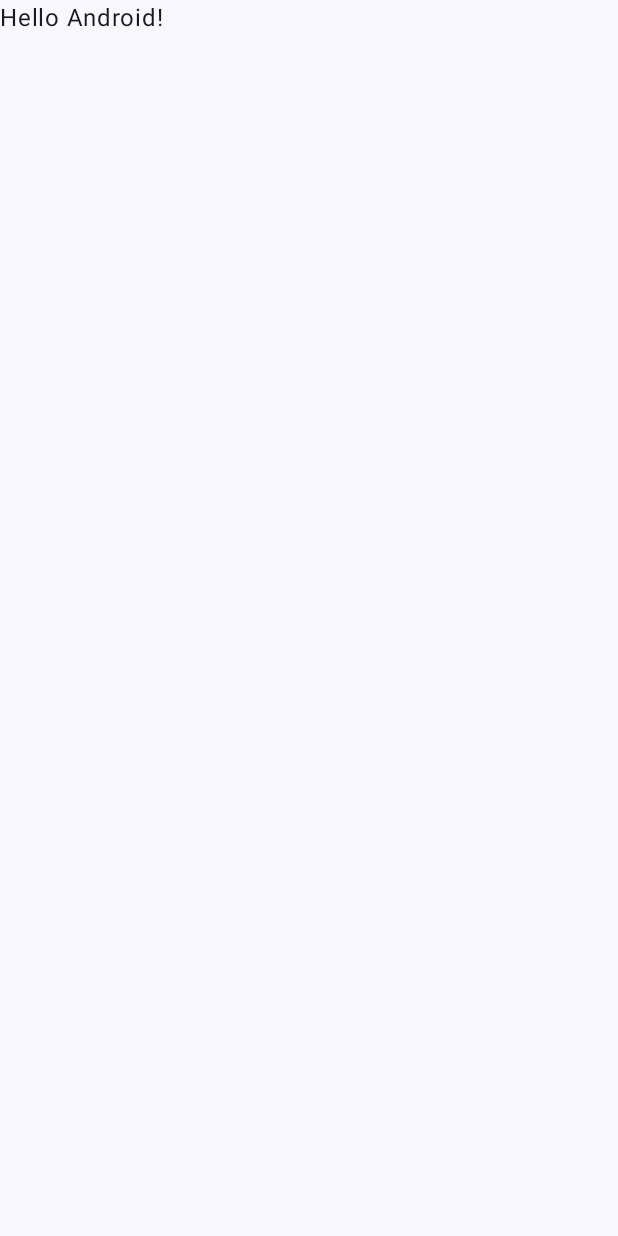
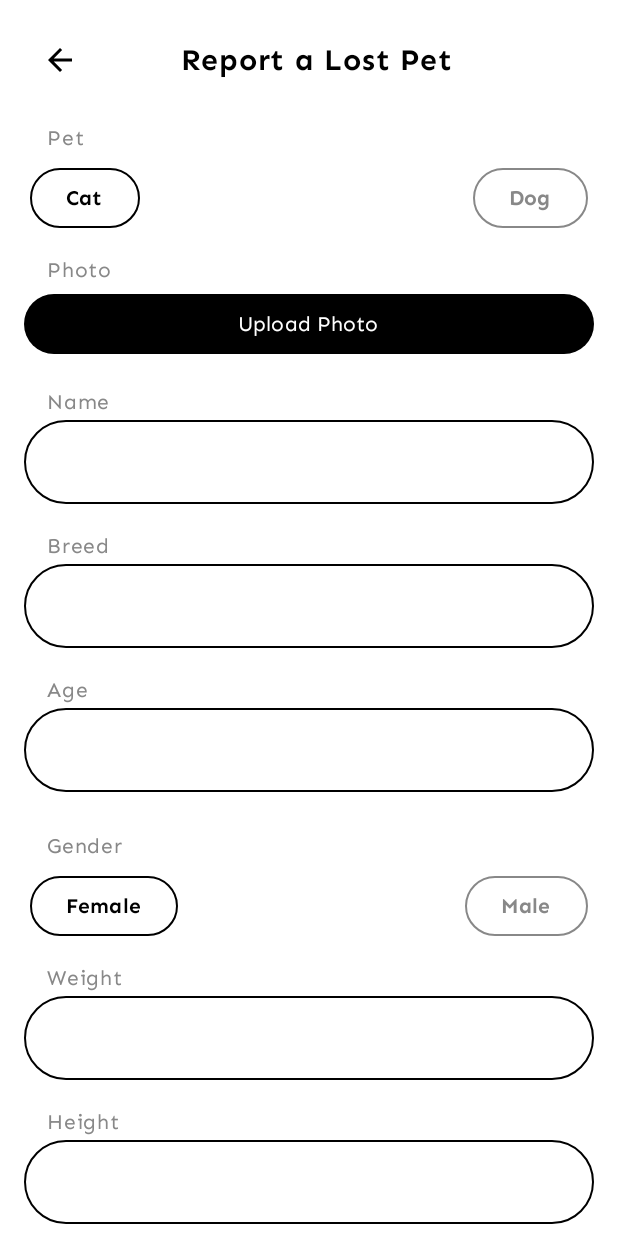
Before and after one commit to HenryStp/PetkuMobile, an Android app built with Jetpack Compose: the screen it shows after launch (MainActivity), on a phone screen of 412 x 824 dp. Before the commit the screen is almost empty. Run offline under Robolectric (Android 15) with nearby library versions, the phone set to English and light mode, and no system bars.

Commit message:
form lost pet

```diff
--- a/app/build.gradle.kts
+++ b/app/build.gradle.kts
@@ -55,6 +55,8 @@ dependencies {
     implementation("androidx.compose.ui:ui-tooling-preview:1.5.0")
     implementation("androidx.compose.runtime:runtime-livedata:1.5.0")
     implementation("androidx.compose.foundation:foundation:1.5.0")
+    implementation ("androidx.navigation:navigation-compose:2.7.3")
+    implementation ("com.google.android.gms:play-services-maps:18.1.0")
     testImplementation(libs.junit)
     androidTestImplementation(libs.androidx.junit)
     androidTestImplementation(libs.androidx.espresso.core)
--- a/app/src/main/AndroidManifest.xml
+++ b/app/src/main/AndroidManifest.xml
@@ -16,10 +16,10 @@
             android:name=".MainActivity"
             android:exported="true"
             android:label="@string/app_name"
-            android:theme="@style/Theme.PetkuMobile">
+            android:theme="@style/Theme.PetkuMobile"
+            android:windowSoftInputMode="adjustResize"> <!-- Tambahkan atribut ini -->
             <intent-filter>
                 <action android:name="android.intent.action.MAIN" />
-
                 <category android:name="android.intent.category.LAUNCHER" />
             </intent-filter>
         </activity>
--- a/app/src/main/java/usu/adpl/petkumobile/MainActivity.kt
+++ b/app/src/main/java/usu/adpl/petkumobile/MainActivity.kt
@@ -7,10 +7,7 @@ import androidx.activity.enableEdgeToEdge
 import androidx.compose.foundation.layout.fillMaxSize
 import androidx.compose.foundation.layout.padding
 import androidx.compose.material3.Scaffold
-import androidx.compose.material3.Text
-import androidx.compose.runtime.Composable
 import androidx.compose.ui.Modifier
-import androidx.compose.ui.tooling.preview.Preview
 import usu.adpl.petkumobile.ui.theme.PetkuMobileTheme
 
 class MainActivity : ComponentActivity() {
@@ -20,8 +17,7 @@ class MainActivity : ComponentActivity() {
         setContent {
             PetkuMobileTheme {
                 Scaffold(modifier = Modifier.fillMaxSize()) { innerPadding ->
-                    Greeting(
-                        name = "Android",
+                    FormLostPet(
                         modifier = Modifier.padding(innerPadding)
                     )
                 }
@@ -29,19 +25,3 @@ class MainActivity : ComponentActivity() {
         }
     }
 }
-
-@Composable
-fun Greeting(name: String, modifier: Modifier = Modifier) {
-    Text(
-        text = "Hello $name!",
-        modifier = modifier
-    )
-}
-
-@Preview(showBackground = true)
-@Composable
-fun GreetingPreview() {
-    PetkuMobileTheme {
-        Greeting("Android")
-    }
-}
--- a/app/src/main/java/usu/adpl/petkumobile/formlostpet.kt
+++ b/app/src/main/java/usu/adpl/petkumobile/formlostpet.kt
@@ -12,23 +12,29 @@ import androidx.compose.runtime.mutableStateOf
 import androidx.compose.ui.Alignment
 import androidx.compose.ui.Modifier
 import androidx.compose.ui.graphics.Color
-import androidx.compose.foundation.border
 import androidx.compose.ui.text.font.FontWeight
 import androidx.compose.ui.text.input.TextFieldValue
 import androidx.compose.ui.unit.dp
 import androidx.compose.ui.unit.sp
 import androidx.compose.ui.tooling.preview.Preview
 import androidx.compose.ui.res.painterResource
+import androidx.compose.foundation.rememberScrollState
+import androidx.compose.foundation.verticalScroll
+import androidx.compose.runtime.remember
+
 
 
 
 @OptIn(ExperimentalMaterial3Api::class)
 @Composable
-fun FormLostPet() {
+fun FormLostPet(modifier: Modifier = Modifier) {
+    val scrollState = rememberScrollState() // Mengingat status scroll
     Column(
         modifier = Modifier
             .fillMaxSize()
             .background(Color.White)
+            .verticalScroll(scrollState) // Menambahkan kemampuan scroll
+            .imePadding() // Menambahkan padding untuk menghindari keyboard
             .padding(16.dp)
     ) {
         // Row untuk tombol back dan teks "Report a Lost Pet" di tengah atas
@@ -47,6 +53,7 @@ fun FormLostPet() {
             Text(
                 text = "Report a Lost Pet",
                 fontSize = 20.sp,
+                fontFamily = customFontFamily,
                 fontWeight = FontWeight.Bold,
                 color = Color.Black,
                 modifier = Modifier.align(Alignment.CenterVertically)
@@ -56,15 +63,29 @@ fun FormLostPet() {
 
         Spacer(modifier = Modifier.height(16.dp))
 
-        Text(text = "Pet", fontSize = 14.sp, color = Color.Gray, modifier = Modifier.padding(start = 15.dp))
+        Text(text = "Pet", fontSize = 14.sp,
+            fontFamily = customFontFamily,
+            fontWeight = FontWeight.Normal,
+            color = Color.Gray,
+            modifier = Modifier.padding(start = 15.dp))
         // Pet type (Cat/Dog)
+        val selectedPetType = remember { mutableStateOf("Cat") }
         Row(
             horizontalArrangement = Arrangement.SpaceBetween,
             modifier = Modifier.fillMaxWidth()
         ) {
-            ChoiceButton("Cat")
-            ChoiceButton("Dog")
+            ChoiceButton(
+                text = "Cat",
+                isSelected = selectedPetType.value == "Cat",
+                onClick = { selectedPetType.value = "Cat" }
+            )
+            ChoiceButton(
+                text = "Dog",
+                isSelected = selectedPetType.value == "Dog",
+                onClick = { selectedPetType.value = "Dog" }
+            )
         }
+
 
         // Input fields for pet details
         InputField(label = "Photo", isButton = true, modifier = Modifier.fillMaxWidth())
@@ -72,14 +93,31 @@ fun FormLostPet() {
         InputField(label = "Breed", modifier = Modifier.fillMaxWidth())
         InputField(label = "Age", modifier = Modifier.fillMaxWidth())
 
-        Text(text = "Gender", fontSize = 14.sp, color = Color.Gray, modifier = Modifier.padding(start = 15.dp))
+        Spacer(modifier = Modifier.height(16.dp))
+
+        Text(text = "Gender", fontSize = 14.sp,
+            fontFamily = customFontFamily,
+            fontWeight = FontWeight.Normal,
+            color = Color.Gray,
+            modifier = Modifier.padding(start = 15.dp))
+
+        val selectedGender = remember { mutableStateOf("Female") }
         Row(
             horizontalArrangement = Arrangement.SpaceBetween,
             modifier = Modifier.fillMaxWidth()
         ) {
-            ChoiceButton("Female")
-            ChoiceButton("Male")
+            ChoiceButton(
+                text = "Female",
+                isSelected = selectedGender.value == "Female",
+                onClick = { selectedGender.value = "Female" }
+            )
+            ChoiceButton(
+                text = "Male",
+                isSelected = selectedGender.value == "Male",
+                onClick = { selectedGender.value = "Male" }
+            )
         }
+
 
         InputField(label = "Weight", modifier = Modifier.fillMaxWidth())
         InputField(label = "Height", modifier = Modifier.fillMaxWidth())
@@ -98,7 +136,7 @@ fun FormLostPet() {
         Spacer(modifier = Modifier.height(16.dp))
 
         // Owner contact information
-        Text(text = "Owner Contact:", fontWeight = FontWeight.Bold)
+        Text(text = "Owner Contact:",fontFamily = customFontFamily, fontWeight = FontWeight.Bold)
         InputField(label = "Name", modifier = Modifier.fillMaxWidth())
         InputField(label = "Phone", modifier = Modifier.fillMaxWidth())
         InputField(label = "Email", modifier = Modifier.fillMaxWidth())
@@ -119,24 +157,38 @@ fun FormLostPet() {
             Text(
                 text = "Submit",
                 fontSize = 16.sp,
-                color = Color.Black,
-                fontWeight = FontWeight.Bold
+                fontFamily = customFontFamily,
+                fontWeight = FontWeight.Normal,
+                color = Color.Black
             )
         }
+        Spacer(modifier = Modifier.height(16.dp))
+        Spacer(modifier = Modifier.height(16.dp))
     }
 }
 
 @Composable
-fun ChoiceButton(text: String) {
+fun ChoiceButton(
+    text: String,
+    isSelected: Boolean = false,
+    onClick: () -> Unit = {}
+) {
     OutlinedButton(
-        onClick = { /* Pilihan Cat atau Dog */ },
-        border = BorderStroke(1.dp, Color.Black), // Border hitam
-        shape = RoundedCornerShape(50), // Membuat sudut bundar
-        modifier = Modifier.padding(4.dp) // Menambahkan sedikit padding jika diperlukan
+        onClick = onClick,
+        border = BorderStroke(1.dp, if (isSelected) Color.Black else Color.Gray), // Border hitam jika dipilih
+        shape = RoundedCornerShape(30.dp), // Sudut tombol bulat
+        modifier = Modifier.padding(4.dp)
     ) {
-        Text(text = text, fontSize = 14.sp, color = Color.Black) // Warna teks hitam
+        Text(
+            text = text,
+            fontSize = 14.sp,
+            fontFamily = customFontFamily,
+            fontWeight = FontWeight.Bold,
+            color = if (isSelected) Color.Black else Color.Gray // Teks hitam jika dipilih
+        )
     }
 }
+
 
 
 @Composable
@@ -148,6 +200,8 @@ fun InputField(label: String, isButton: Boolean = false, singleLine: Boolean = t
         Text(
             text = label,
             fontSize = 14.sp,
+            fontFamily = customFontFamily,
+            fontWeight = FontWeight.Normal,
             color = Color.Gray,
             modifier = Modifier.padding(start = 15.dp) // Tambahkan padding kiri
         )
@@ -157,7 +211,7 @@ fun InputField(label: String, isButton: Boolean = false, singleLine: Boolean = t
                 colors = ButtonDefaults.buttonColors(containerColor = Color.Black),
                 modifier = Modifier.fillMaxWidth()
             ) {
-                Text(text = "Upload Photo", color = Color.White)
+                Text(text = "Upload Photo", color = Color.White, fontFamily = customFontFamily, fontWeight = FontWeight.Normal)
             }
         } else {
             OutlinedTextField(
@@ -179,8 +233,9 @@ fun InputField(label: String, isButton: Boolean = false, singleLine: Boolean = t
     }
 }
 
+
 @Preview(showBackground = true)
 @Composable
 fun PreviewFormLostPet() {
-    FormLostPet()
+    FormLostPet(modifier = Modifier.padding(16.dp)) // Gunakan padding default untuk preview
 }
```
Also changed, not shown: app/src/main/java/usu/adpl/petkumobile/LostPetViewModel.kt (added, +31 -0 lines).
